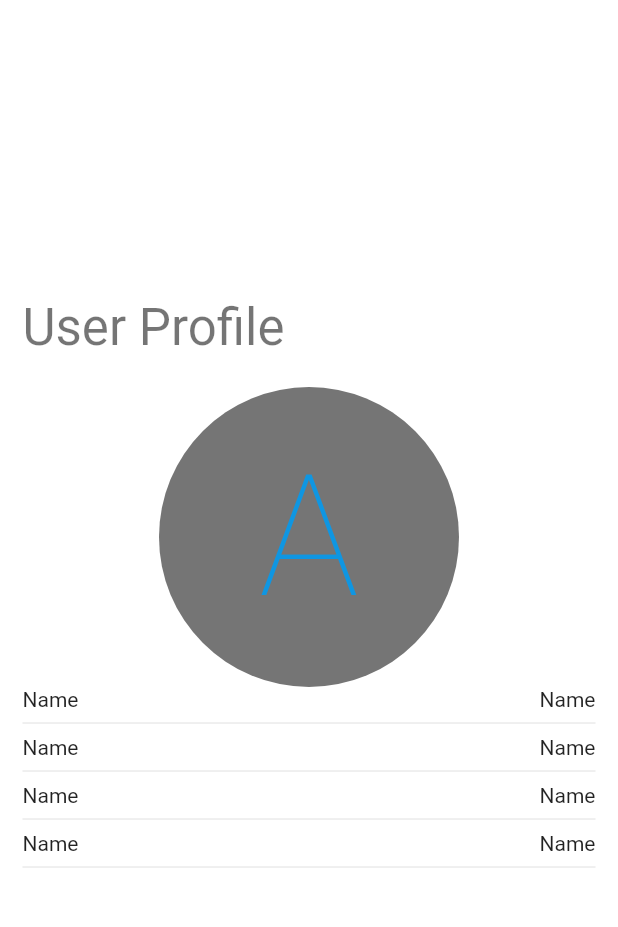
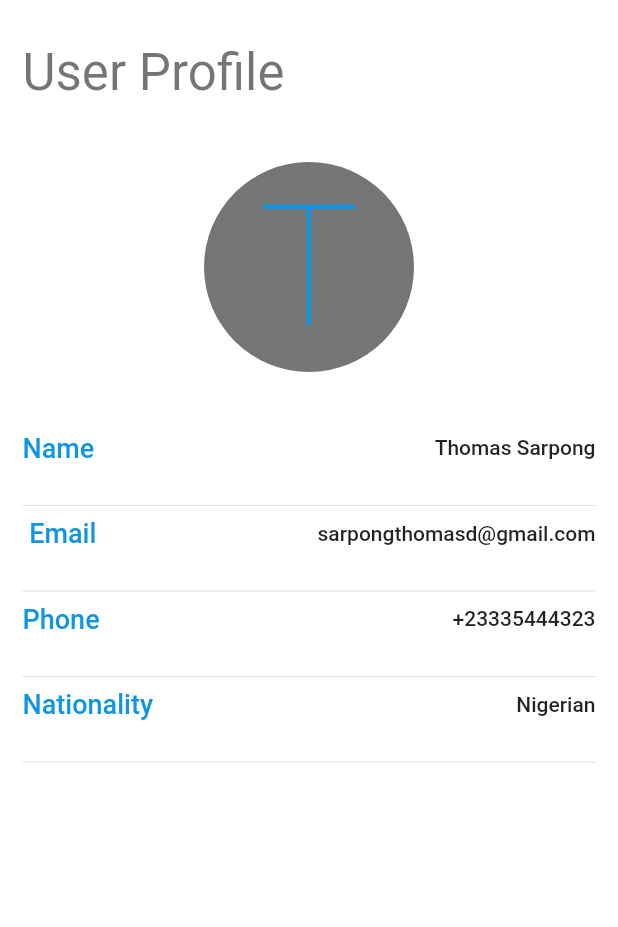
Before and after one commit to developertom01/safeport_admin, a Flutter app: the ProfileScreen screen opened by its route, on a phone screen of 412 x 824 dp, the part 72-999 px from its top. Run offline on Flutter 3.47's test engine with Material 2 defaults, Android fonts, the phone set to English and light mode, and no system bars; our stand-ins replace bot_toast, country_code_picker, flutter_spinkit, font_awesome_flutter, get, google_fonts and 1 more; accounts and stored records are empty.

Commit message:
added all

```diff
--- a/lib/view/screens/profile/widgets/profile_body_widget.dart
+++ b/lib/view/screens/profile/widgets/profile_body_widget.dart
@@ -1,4 +1,5 @@
 import 'package:flutter/material.dart';
+import 'package:safeport_admin/utils/ui_itils/color_utils.dart';
 
 class ProfileBodyWidget extends StatelessWidget {
   const ProfileBodyWidget({Key? key}) : super(key: key);
@@ -11,59 +12,112 @@ class ProfileBodyWidget extends StatelessWidget {
       margin: EdgeInsets.symmetric(horizontal: 15),
       child: Column(
         crossAxisAlignment: CrossAxisAlignment.start,
-        mainAxisAlignment: MainAxisAlignment.center,
         children: [
+          SizedBox(
+            height: 20,
+          ),
           Text(
             "User Profile",
             style: textTheme.headline4,
           ),
           SizedBox(
-            height: 20,
+            height: 40,
           ),
           Center(
             child: CircleAvatar(
-              radius: 100,
+              radius: 70,
               backgroundColor: Colors.grey.shade600,
               child: Text(
-                "A",
+                "T",
                 style: textTheme.headline1?.copyWith(
                   color: Theme.of(context).primaryColor,
                 ),
               ),
             ),
           ),
+          SizedBox(
+            height: 40,
+          ),
           Column(
             children: [
               Row(
                 mainAxisAlignment: MainAxisAlignment.spaceBetween,
                 children: [
-                  Text("Name"),
-                  Text("Name"),
+                  Text(
+                    "Name",
+                    style: textTheme.bodyText1?.copyWith(
+                      color: customBlueColor,
+                      fontSize: 18,
+                    ),
+                  ),
+                  Text(
+                    "Thomas Sarpong",
+                    style: textTheme.bodyText1,
+                  ),
                 ],
+              ),
+              SizedBox(
+                height: 20,
               ),
               Divider(),
               Row(
                 mainAxisAlignment: MainAxisAlignment.spaceBetween,
                 children: [
-                  Text("Name"),
-                  Text("Name"),
+                  Text(
+                    " Email",
+                    style: textTheme.bodyText1?.copyWith(
+                      color: customBlueColor,
+                      fontSize: 18,
+                    ),
+                  ),
+                  Text(
+                    "sarpongthomasd@gmail.com",
+                    style: textTheme.bodyText1,
+                  ),
                 ],
+              ),
+              SizedBox(
+                height: 20,
               ),
               Divider(),
               Row(
                 mainAxisAlignment: MainAxisAlignment.spaceBetween,
                 children: [
-                  Text("Name"),
-                  Text("Name"),
+                  Text(
+                    "Phone",
+                    style: textTheme.bodyText1?.copyWith(
+                      color: customBlueColor,
+                      fontSize: 18,
+                    ),
+                  ),
+                  Text(
+                    "+23335444323",
+                    style: textTheme.bodyText1,
+                  ),
                 ],
+              ),
+              SizedBox(
+                height: 20,
               ),
               Divider(),
               Row(
                 mainAxisAlignment: MainAxisAlignment.spaceBetween,
                 children: [
-                  Text("Name"),
-                  Text("Name"),
+                  Text(
+                    "Nationality",
+                    style: textTheme.bodyText1?.copyWith(
+                      color: customBlueColor,
+                      fontSize: 18,
+                    ),
+                  ),
+                  Text(
+                    "Nigerian",
+                    style: textTheme.bodyText1,
+                  ),
                 ],
+              ),
+              SizedBox(
+                height: 20,
               ),
               Divider(),
             ],
```
